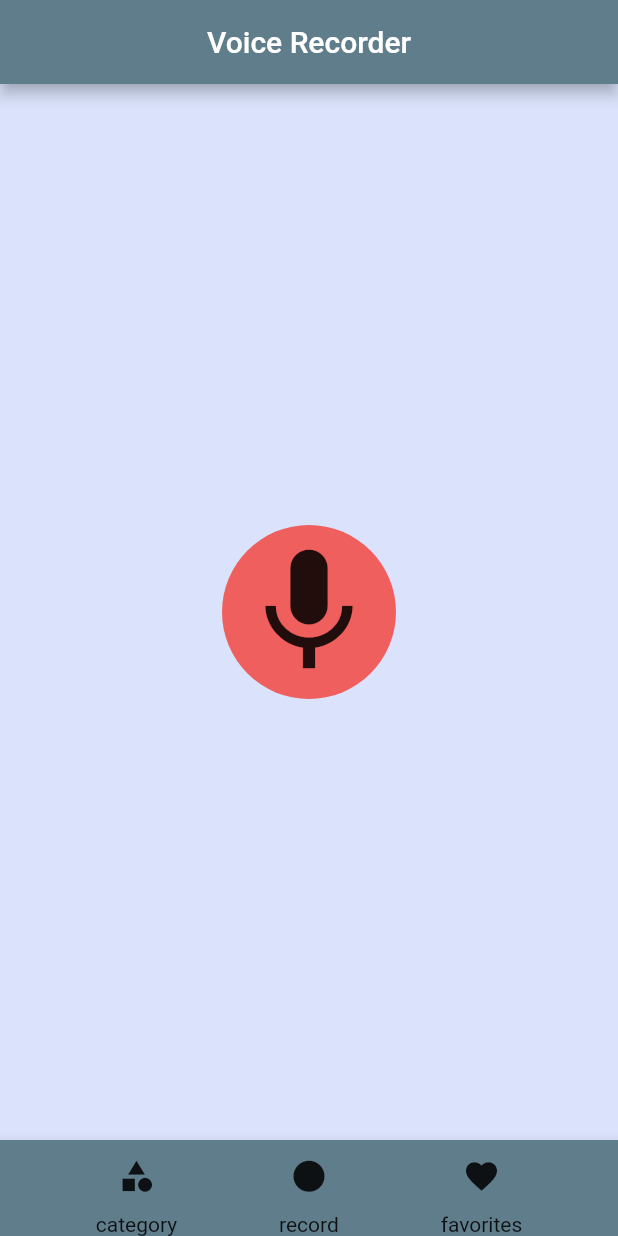
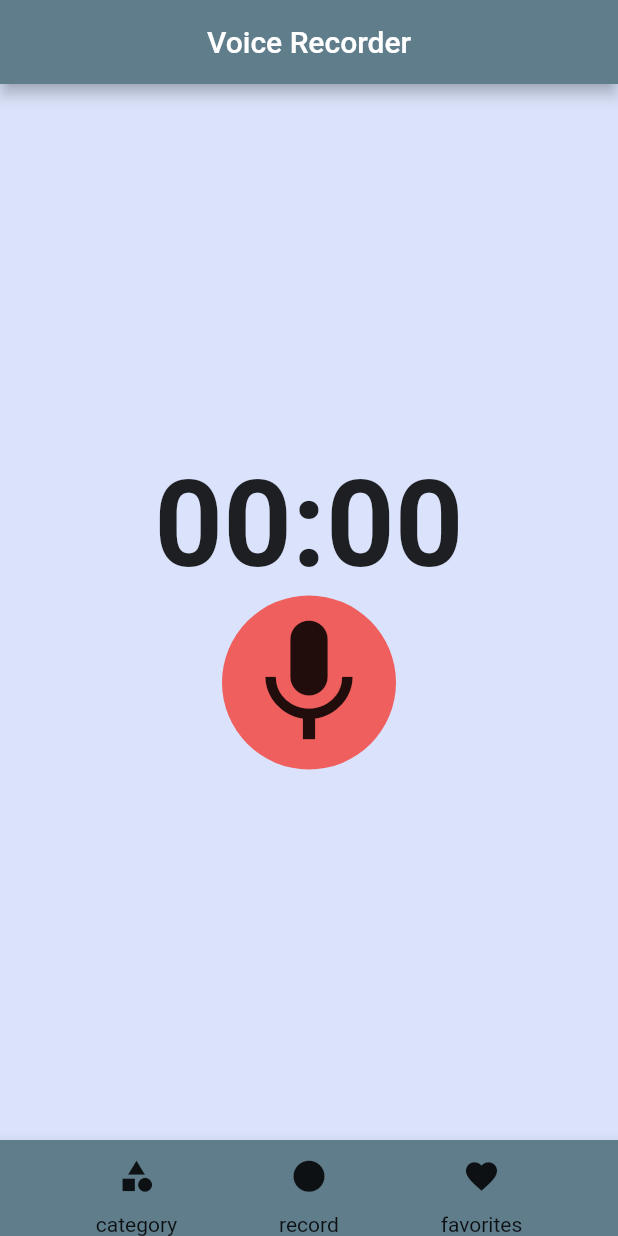
Before and after one commit to Alvarado96/voice_recorder, a Flutter app: the screen it shows after launch, after a tap on the "mic" icon, on a phone screen of 412 x 824 dp. Run offline on Flutter 3.47's test engine with Material 2 defaults, Android fonts, the phone set to English and light mode, and no system bars; our stand-ins replace go_router, google_fonts, permission_handler; missing offline and left inert: flutter_sound.

Commit message:
Changed the duration time from 0s format to 00:00 format

```diff
--- a/lib/record_screen.dart
+++ b/lib/record_screen.dart
@@ -1,6 +1,7 @@
 import 'package:flutter/material.dart';
 import 'package:flutter_sound/flutter_sound.dart';
 import 'package:permission_handler/permission_handler.dart';
+import 'dart:io';
 
 class RecordScreen extends StatefulWidget {
   const RecordScreen({super.key});
@@ -11,6 +12,7 @@ class RecordScreen extends StatefulWidget {
 
 class _RecordScreenState extends State<RecordScreen> {
   final recorder = FlutterSoundRecorder();
+  bool isRecorderReady = false;
   var isRecording = false;
   @override
   void initState() {
@@ -31,14 +33,22 @@ class _RecordScreenState extends State<RecordScreen> {
       throw "Microphone permission not granted";
     }
     await recorder.openRecorder();
+    isRecorderReady = true;
+    recorder.setSubscriptionDuration(const Duration(milliseconds: 500));
   }
 
   Future record() async {
+    if (!isRecorderReady) return;
     await recorder.startRecorder(toFile: 'audio');
   }
 
   Future stop() async {
-    await recorder.stopRecorder();
+    if (!isRecorderReady) return;
+
+    final path = await recorder.stopRecorder();
+    final audioFile = File(path!);
+
+    print('Recorded audio: $audioFile');
   }
 
   @override
@@ -50,6 +60,33 @@ class _RecordScreenState extends State<RecordScreen> {
           child: Column(
             mainAxisAlignment: MainAxisAlignment.center,
             children: [
+              StreamBuilder<RecordingDisposition>(
+                stream: recorder.onProgress,
+                builder: (context, snapshot) {
+                  final duration = snapshot.hasData
+                      ? snapshot.data!.duration
+                      : Duration.zero;
+
+                  String twoDigits(int n) => n.toString().padLeft(2, '0');
+                  final twoDigitMinutes =
+                      twoDigits(duration.inMinutes.remainder(60));
+                  final twoDigitSeconds =
+                    twoDigits(duration.inSeconds.remainder(60));
+
+                  return Text(
+                    '$twoDigitMinutes:$twoDigitSeconds',
+                    style: const TextStyle(
+                      fontSize: 80,
+                      fontWeight: FontWeight.bold,
+                    ),
+                  );
+                  // return Text(
+                  //   '${duration.inSeconds} s',
+                  //   style: const TextStyle(
+                  //       fontSize: 80, fontWeight: FontWeight.bold),
+                  // );
+                },
+              ),
               Ink(
                 decoration: ShapeDecoration(
                     shape: const CircleBorder(),
--- a/pubspec.yaml
+++ b/pubspec.yaml
@@ -39,6 +39,7 @@ dependencies:
   google_fonts: ^4.0.4
   flutter_sound: ^9.2.13
   permission_handler: ^10.4.3
+  path_provider: ^2.1.1
 
 dev_dependencies:
   flutter_test:
```
Also changed, not shown: pubspec.lock.
